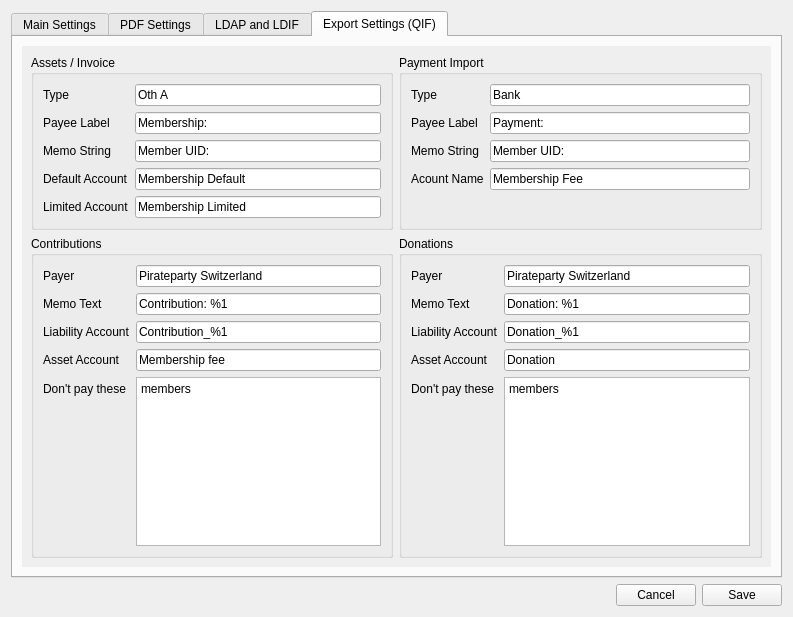
Qt form forms/settings.ui (LukyLuke/PiTres) before a commit.
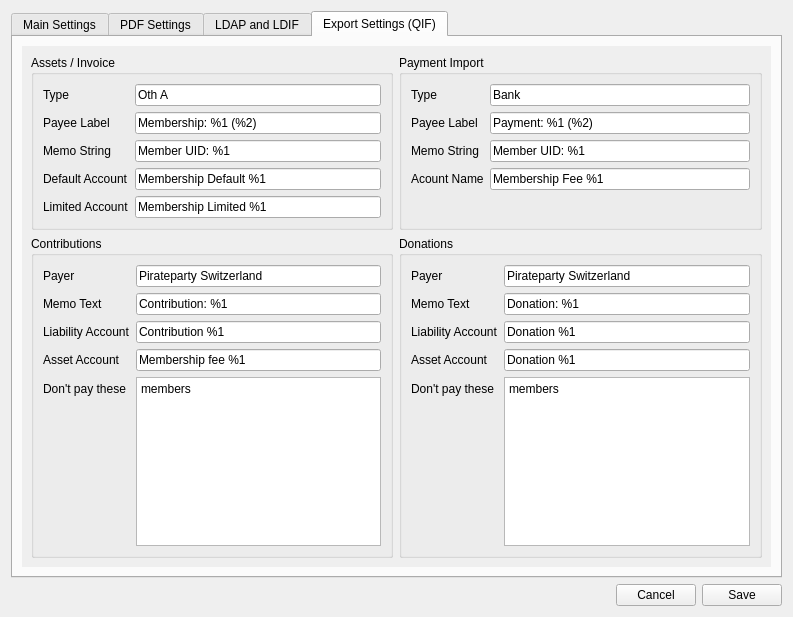
The same form after that commit. The open tabs and pages were chosen to show the change.

Commit message: Typos and istake in configuration; Change settings of accounts in FIO mode

```diff
--- a/forms/settings.ui
+++ b/forms/settings.ui
@@ -923,8 +923,8 @@
            <rect>
             <x>0</x>
             <y>0</y>
-            <width>400</width>
-            <height>390</height>
+            <width>769</width>
+            <height>543</height>
            </rect>
           </property>
           <layout class="QGridLayout" name="gridLayout">
@@ -972,21 +972,21 @@
               <item row="1" column="1">
                <widget class="QLineEdit" name="paymentLabel">
                 <property name="text">
-                 <string>Payment: </string>
+                 <string>Payment: %1 (%2)</string>
                 </property>
                </widget>
               </item>
               <item row="2" column="1">
                <widget class="QLineEdit" name="paymentMemo">
                 <property name="text">
-                 <string>Member UID: </string>
+                 <string>Member UID: %1</string>
                 </property>
                </widget>
               </item>
               <item row="3" column="1">
                <widget class="QLineEdit" name="paymentAccount">
                 <property name="text">
-                 <string>Membership Fee</string>
+                 <string>Membership Fee %1</string>
                 </property>
                </widget>
               </item>
@@ -1044,28 +1044,28 @@
               <item row="1" column="1">
                <widget class="QLineEdit" name="assetLabel">
                 <property name="text">
-                 <string>Membership: </string>
+                 <string>Membership: %1 (%2)</string>
                 </property>
                </widget>
               </item>
               <item row="2" column="1">
                <widget class="QLineEdit" name="assetMemo">
                 <property name="text">
-                 <string>Member UID: </string>
+                 <string>Member UID: %1</string>
                 </property>
                </widget>
               </item>
               <item row="3" column="1">
                <widget class="QLineEdit" name="assetAccountFull">
                 <property name="text">
-                 <string>Membership Default</string>
+                 <string>Membership Default %1</string>
                 </property>
                </widget>
               </item>
               <item row="4" column="1">
                <widget class="QLineEdit" name="assetAccountLimited">
                 <property name="text">
-                 <string>Membership Limited</string>
+                 <string>Membership Limited %1</string>
                 </property>
                </widget>
               </item>
@@ -1116,14 +1116,14 @@
               <item row="2" column="1">
                <widget class="QLineEdit" name="contributionAccount">
                 <property name="text">
-                 <string>Contribution_%1</string>
+                 <string>Contribution %1</string>
                 </property>
                </widget>
               </item>
               <item row="3" column="1">
                <widget class="QLineEdit" name="contributionIncome">
                 <property name="text">
-                 <string>Membership fee</string>
+                 <string>Membership fee %1</string>
                 </property>
                </widget>
               </item>
@@ -1181,7 +1181,7 @@
               <item row="2" column="1">
                <widget class="QLineEdit" name="donationAccount">
                 <property name="text">
-                 <string>Donation_%1</string>
+                 <string>Donation %1</string>
                 </property>
                </widget>
               </item>
@@ -1195,7 +1195,7 @@
               <item row="3" column="1">
                <widget class="QLineEdit" name="donationIncome">
                 <property name="text">
-                 <string>Donation</string>
+                 <string>Donation %1</string>
                 </property>
                </widget>
               </item>
```
Left out of the diff: 8 changed lines with no effect on the pictures. The commit also changes 3 other files.
